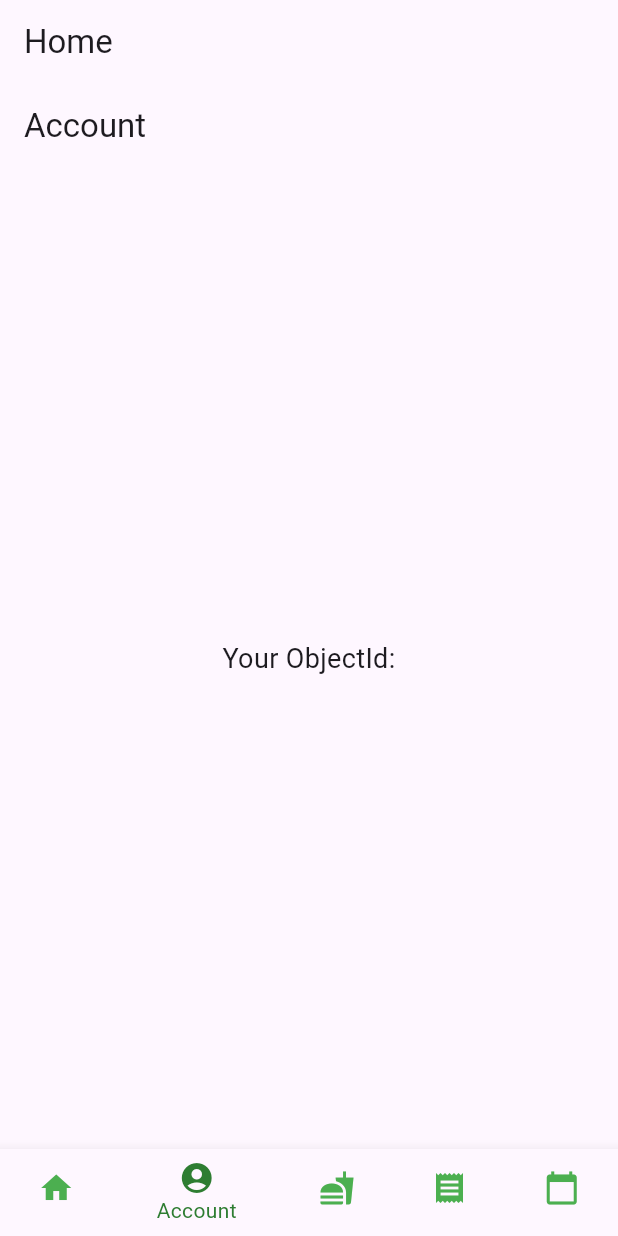
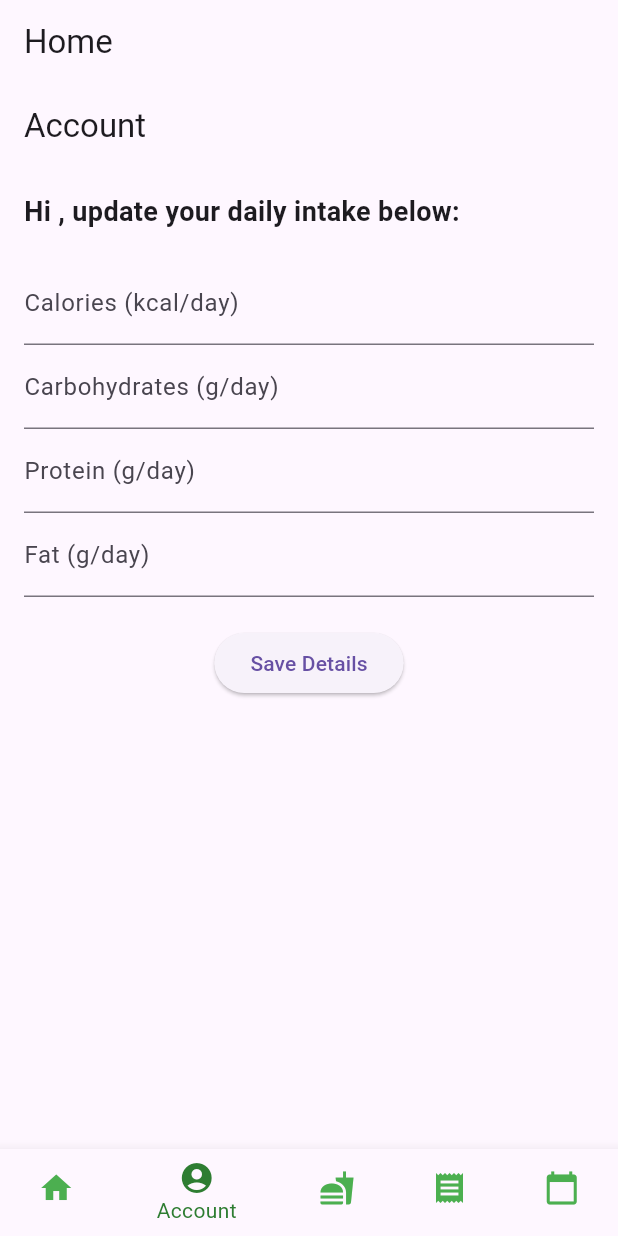
Before and after one commit to avvooturi/COP4331DiorieApp, a Flutter app: the HomePage screen opened directly with empty values, item 2 of the bottom bar chosen, on a phone screen of 412 x 824 dp. Run offline on Flutter 3.47's test engine with Material 3 defaults, Android fonts, the phone set to English and light mode, and no system bars; our stand-ins replace table_calendar.

Commit message:
added questionare to account.dart

```diff
--- a/meal_planner/lib/account.dart
+++ b/meal_planner/lib/account.dart
@@ -1,19 +1,119 @@
 import 'package:flutter/material.dart';
 
-class AccountPage extends StatelessWidget {
+class AccountPage extends StatefulWidget {
   final String objectId;
+  final String name;
 
-  const AccountPage({Key? key, required this.objectId}) : super(key: key);
+  const AccountPage({Key? key, required this.objectId, required this.name})
+      : super(key: key);
+
+  @override
+  State<AccountPage> createState() => _AccountPageState();
+}
+
+class _AccountPageState extends State<AccountPage> {
+  final _formKey = GlobalKey<FormState>();
+  final _calorieController = TextEditingController();
+  final _carbsController = TextEditingController();
+  final _proteinController = TextEditingController();
+  final _fatController = TextEditingController();
+
+  @override
+  void dispose() {
+    _calorieController.dispose();
+    _carbsController.dispose();
+    _proteinController.dispose();
+    _fatController.dispose();
+    super.dispose();
+  }
+
+  void _submitForm() {
+    if (_formKey.currentState!.validate()) {
+      final calorieIntake = _calorieController.text;
+      final carbs = _carbsController.text;
+      final protein = _proteinController.text;
+      final fat = _fatController.text;
+
+      // Process the data (e.g., send it to a server or save locally)
+      ScaffoldMessenger.of(context).showSnackBar(
+        SnackBar(content: Text('Details saved successfully!')),
+      );
+    }
+  }
 
   @override
   Widget build(BuildContext context) {
     return Scaffold(
       appBar: AppBar(title: Text("Account")),
-      body: Center(
-        child: Text(
-          'Your ObjectId: $objectId',
-          style: TextStyle(fontSize: 18),
-          textAlign: TextAlign.center,
+      body: Padding(
+        padding: const EdgeInsets.all(16.0),
+        child: Column(
+          crossAxisAlignment: CrossAxisAlignment.start,
+          children: [
+            Text(
+              'Hi ${widget.name}, update your daily intake below:',
+              style: TextStyle(fontSize: 18, fontWeight: FontWeight.bold),
+            ),
+            const SizedBox(height: 20),
+            Form(
+              key: _formKey,
+              child: Column(
+                children: [
+                  TextFormField(
+                    controller: _calorieController,
+                    decoration:
+                        InputDecoration(labelText: 'Calories (kcal/day)'),
+                    keyboardType: TextInputType.number,
+                    validator: (value) {
+                      if (value == null || value.isEmpty) {
+                        return 'Please enter your daily calorie intake';
+                      }
+                      return null;
+                    },
+                  ),
+                  TextFormField(
+                    controller: _carbsController,
+                    decoration:
+                        InputDecoration(labelText: 'Carbohydrates (g/day)'),
+                    keyboardType: TextInputType.number,
+                    validator: (value) {
+                      if (value == null || value.isEmpty) {
+                        return 'Please enter your daily carbohydrate intake';
+                      }
+                      return null;
+                    },
+                  ),
+                  TextFormField(
+                    controller: _proteinController,
+                    decoration: InputDecoration(labelText: 'Protein (g/day)'),
+                    keyboardType: TextInputType.number,
+                    validator: (value) {
+                      if (value == null || value.isEmpty) {
+                        return 'Please enter your daily protein intake';
+                      }
+                      return null;
+                    },
+                  ),
+                  TextFormField(
+                    controller: _fatController,
+                    decoration: InputDecoration(labelText: 'Fat (g/day)'),
+                    keyboardType: TextInputType.number,
+                    validator: (value) {
+                      if (value == null || value.isEmpty) {
+                        return 'Please enter your daily fat intake';
+                      }
+                      return null;
+                    },
+                  ),
+                  const SizedBox(height: 20),
+                  ElevatedButton(
+                    onPressed: _submitForm,
+                    child: Text('Save Details'),
+                  ),
+                ],
+              ),
+            ),
+          ],
         ),
       ),
     );
--- a/meal_planner/lib/homepage.dart
+++ b/meal_planner/lib/homepage.dart
@@ -54,8 +54,7 @@ class _HomePageState extends State<HomePage> {
       case 0:
         return _buildHomePage();
       case 1:
-        return AccountPage(
-            objectId: widget.objectId); // Navigate to AccountPage
+        return AccountPage(objectId: widget.objectId, name: widget.name);
       case 2:
         return FoodLogPage(meals: _meals);
       case 3:
```
